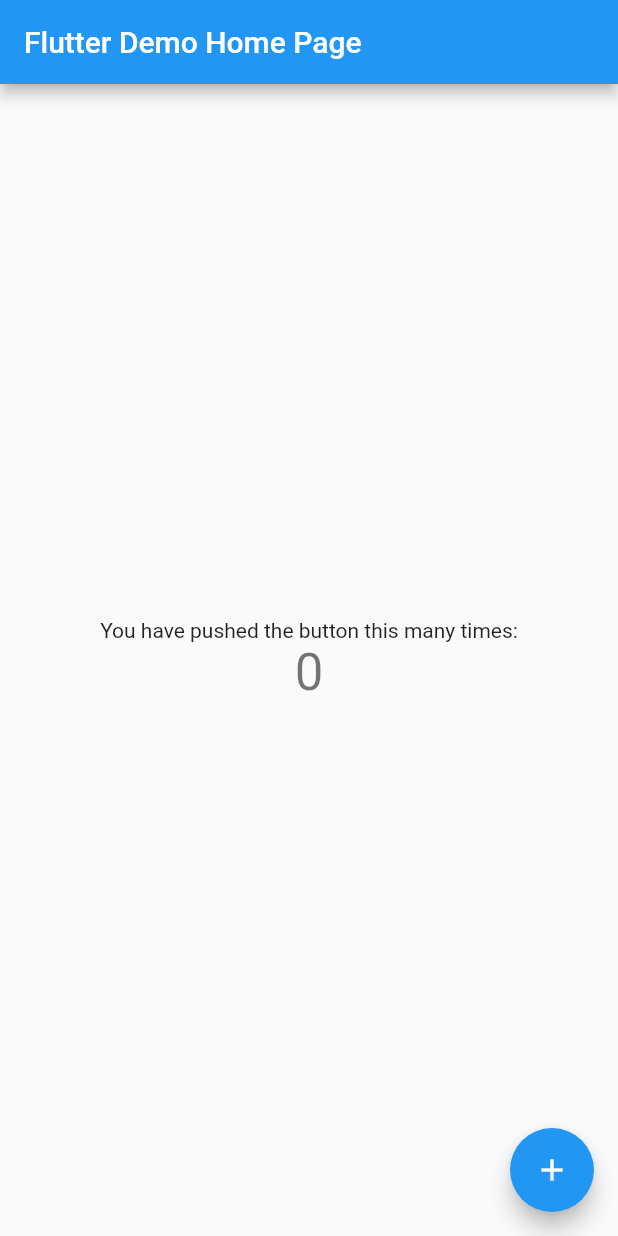
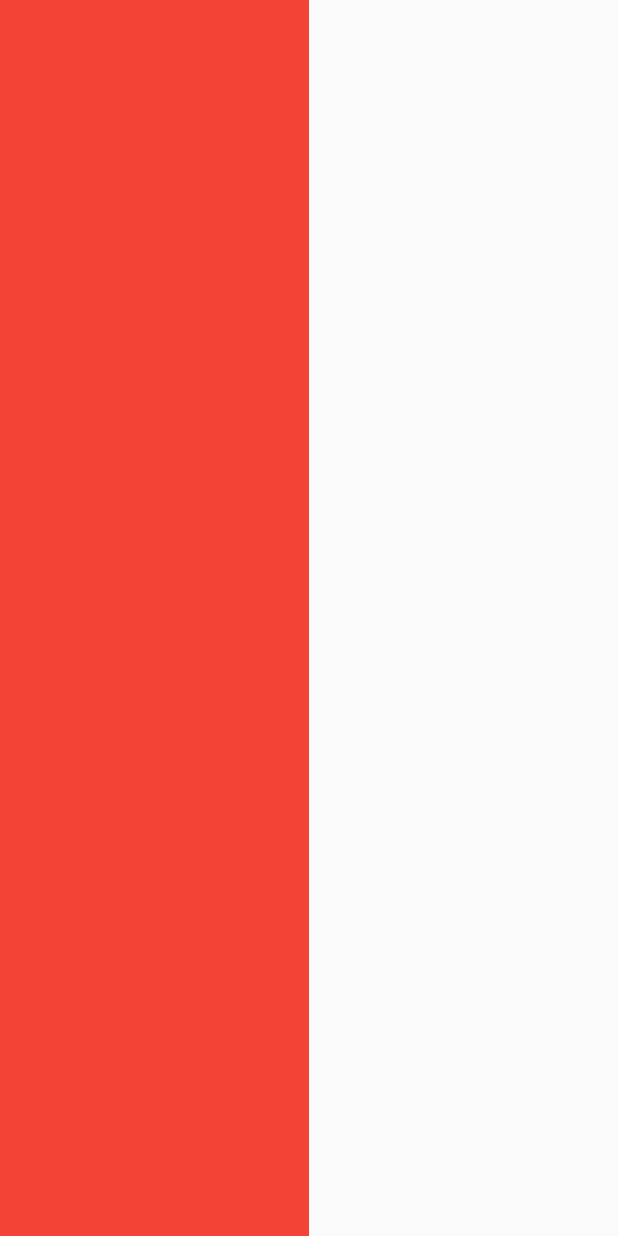
Before and after one commit to angular403/responsive-flutter, a Flutter app: the screen it shows after launch, on a phone screen of 412 x 824 dp. Run offline on Flutter 3.47's test engine with Material 2 defaults, Android fonts, the phone set to English and light mode, and no system bars.

Commit message:
latihan media query

```diff
--- a/lib/main.dart
+++ b/lib/main.dart
@@ -1,113 +1,19 @@
 import 'package:flutter/material.dart';
+import 'package:latihan_responsive/responsive/m_query.dart';
 
 void main() {
   runApp(MyApp());
 }
 
 class MyApp extends StatelessWidget {
-  // This widget is the root of your application.
+  const MyApp({Key? key}) : super(key: key);
+
   @override
   Widget build(BuildContext context) {
+
     return MaterialApp(
-      title: 'Flutter Demo',
-      theme: ThemeData(
-        // This is the theme of your application.
-        //
-        // Try running your application with "flutter run". You'll see the
-        // application has a blue toolbar. Then, without quitting the app, try
-        // changing the primarySwatch below to Colors.green and then invoke
-        // "hot reload" (press "r" in the console where you ran "flutter run",
-        // or simply save your changes to "hot reload" in a Flutter IDE).
-        // Notice that the counter didn't reset back to zero; the application
-        // is not restarted.
-        primarySwatch: Colors.blue,
-      ),
-      home: MyHomePage(title: 'Flutter Demo Home Page'),
+    debugShowCheckedModeBanner: false,
+      home: ResponsiveMquery(),
     );
   }
 }
-
-class MyHomePage extends StatefulWidget {
-  MyHomePage({Key? key, required this.title}) : super(key: key);
-
-  // This widget is the home page of your application. It is stateful, meaning
-  // that it has a State object (defined below) that contains fields that affect
-  // how it looks.
-
-  // This class is the configuration for the state. It holds the values (in this
-  // case the title) provided by the parent (in this case the App widget) and
-  // used by the build method of the State. Fields in a Widget subclass are
-  // always marked "final".
-
-  final String title;
-
-  @override
-  _MyHomePageState createState() => _MyHomePageState();
-}
-
-class _MyHomePageState extends State<MyHomePage> {
-  int _counter = 0;
-
-  void _incrementCounter() {
-    setState(() {
-      // This call to setState tells the Flutter framework that something has
-      // changed in this State, which causes it to rerun the build method below
-      // so that the display can reflect the updated values. If we changed
-      // _counter without calling setState(), then the build method would not be
-      // called again, and so nothing would appear to happen.
-      _counter++;
-    });
-  }
-
-  @override
-  Widget build(BuildContext context) {
-    // This method is rerun every time setState is called, for instance as done
-    // by the _incrementCounter method above.
-    //
-    // The Flutter framework has been optimized to make rerunning build methods
-    // fast, so that you can just rebuild anything that needs updating rather
-    // than having to individually change instances of widgets.
-    return Scaffold(
-      appBar: AppBar(
-        // Here we take the value from the MyHomePage object that was created by
-        // the App.build method, and use it to set our appbar title.
-        title: Text(widget.title),
-      ),
-      body: Center(
-        // Center is a layout widget. It takes a single child and positions it
-        // in the middle of the parent.
-        child: Column(
-          // Column is also a layout widget. It takes a list of children and
-          // arranges them vertically. By default, it sizes itself to fit its
-          // children horizontally, and tries to be as tall as its parent.
-          //
-          // Invoke "debug painting" (press "p" in the console, choose the
-          // "Toggle Debug Paint" action from the Flutter Inspector in Android
-          // Studio, or the "Toggle Debug Paint" command in Visual Studio Code)
-          // to see the wireframe for each widget.
-          //
-          // Column has various properties to control how it sizes itself and
-          // how it positions its children. Here we use mainAxisAlignment to
-          // center the children vertically; the main axis here is the vertical
-          // axis because Columns are vertical (the cross axis would be
-          // horizontal).
-          mainAxisAlignment: MainAxisAlignment.center,
-          children: <Widget>[
-            Text(
-              'You have pushed the button this many times:',
-            ),
-            Text(
-              '$_counter',
-              style: Theme.of(context).textTheme.headline4,
-            ),
-          ],
-        ),
-      ),
-      floatingActionButton: FloatingActionButton(
-        onPressed: _incrementCounter,
-        tooltip: 'Increment',
-        child: Icon(Icons.add),
-      ), // This trailing comma makes auto-formatting nicer for build methods.
-    );
-  }
-}
--- /dev/null
+++ b/lib/responsive/m_query.dart
@@ -0,0 +1,22 @@
+import 'package:flutter/material.dart';
+
+class ResponsiveMquery extends StatelessWidget {
+  const ResponsiveMquery({Key? key}) : super(key: key);
+
+  @override
+  Widget build(BuildContext context) {
+    double widthDevice = MediaQuery.of(context).size.width;
+    double heightDevice = MediaQuery.of(context).size.height;
+    double paddingTop = MediaQuery.of(context).padding.top;
+    double paddingBottom = MediaQuery.of(context).padding.bottom;
+    return Scaffold(
+      // appBar: AppBar(),
+      body: Container(
+        margin: EdgeInsets.only(top: paddingTop),
+        width: widthDevice * 0.5,
+        height: heightDevice - paddingTop - paddingBottom,
+        color: Colors.red,
+      ),
+    );
+  }
+}
```
